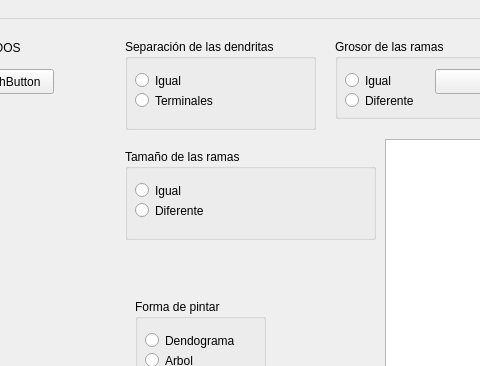
Qt form source/hugo/mainwindow.ui (albertoam3/HUGO1.1) before a commit; both pictures show x 775 to 1255 and y 0 to 366 of the 1346 by 706 pixel window.
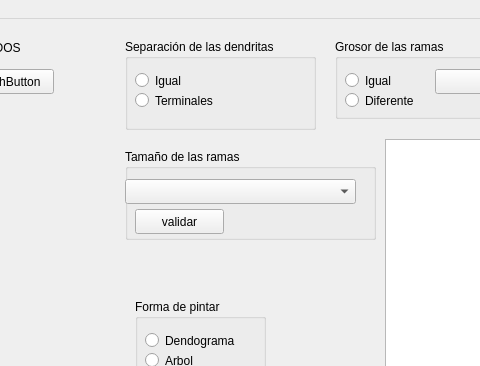
The same form after that commit. Custom widgets are drawn as their Qt base class.

```diff
--- a/source/hugo/mainwindow.ui
+++ b/source/hugo/mainwindow.ui
@@ -157,30 +157,27 @@
     <property name="title">
      <string>Tamaño de las ramas</string>
     </property>
-    <widget class="QRadioButton" name="igual_ramas">
+    <widget class="QComboBox" name="tamanoComboBox">
      <property name="geometry">
       <rect>
-       <x>10</x>
+       <x>0</x>
        <y>30</y>
-       <width>112</width>
-       <height>23</height>
+       <width>231</width>
+       <height>25</height>
       </rect>
      </property>
-     <property name="text">
-      <string>Igual</string>
-     </property>
     </widget>
-    <widget class="QRadioButton" name="dif_rama">
+    <widget class="QPushButton" name="validar_tam_2">
      <property name="geometry">
       <rect>
        <x>10</x>
-       <y>50</y>
-       <width>112</width>
-       <height>23</height>
+       <y>60</y>
+       <width>89</width>
+       <height>25</height>
       </rect>
      </property>
      <property name="text">
-      <string>Diferente</string>
+      <string>validar</string>
      </property>
     </widget>
    </widget>
```
